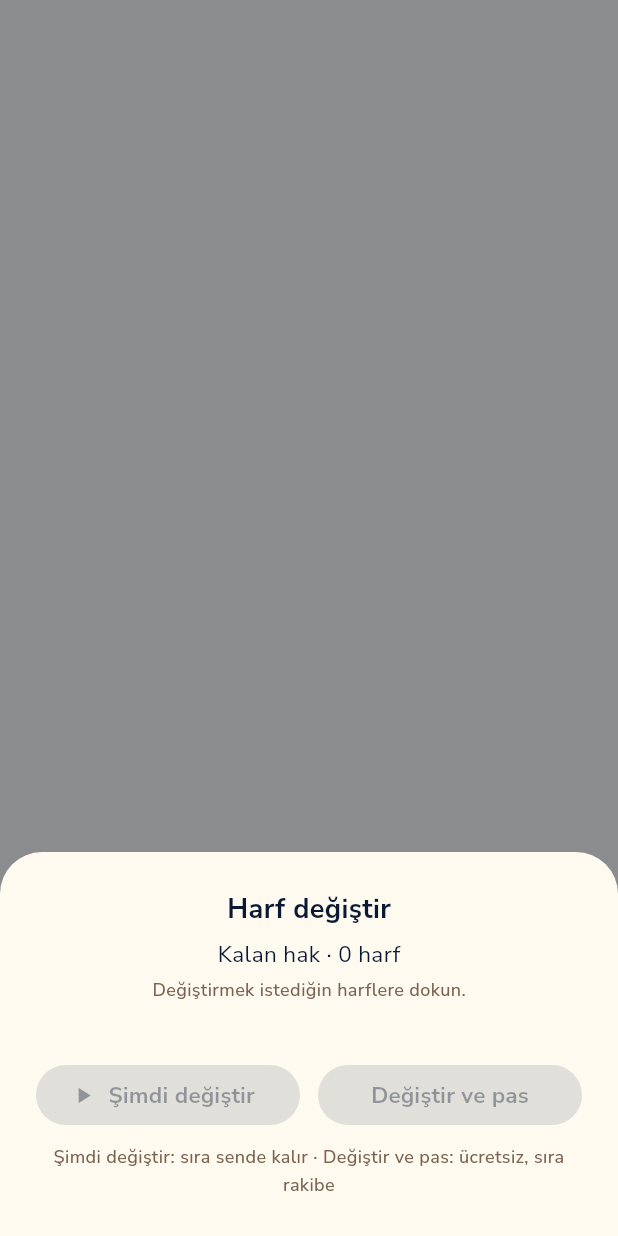
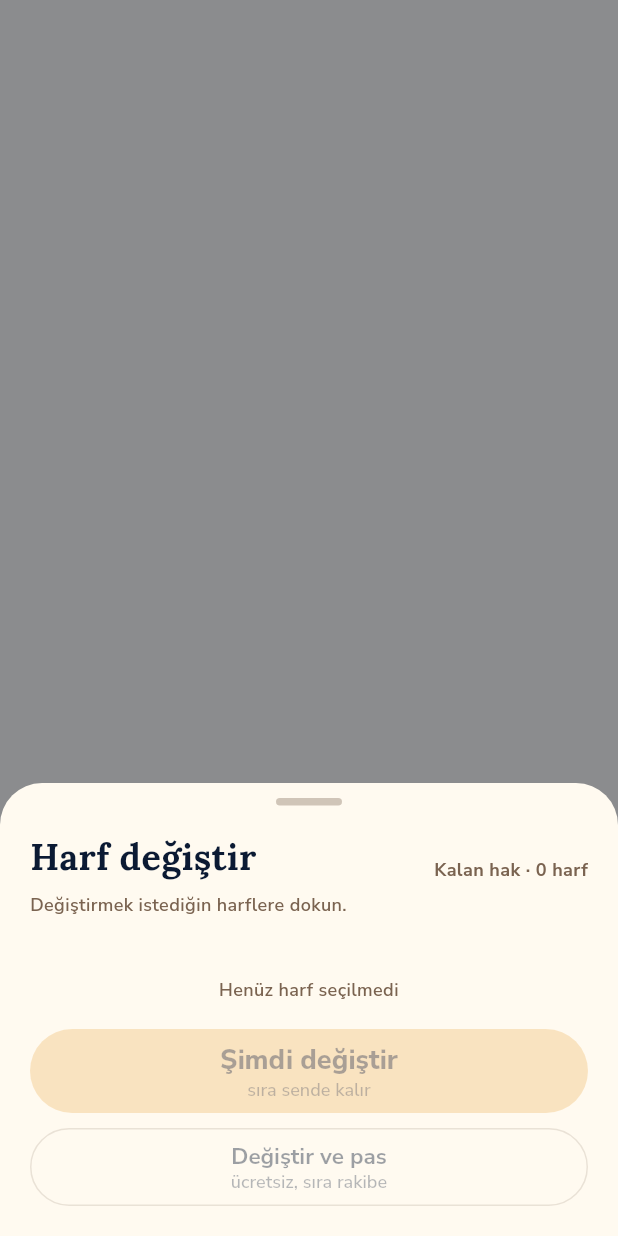
Before and after one commit to SerdarAydemir/kelime-oyunu, a Flutter app: what showSwapSheet() shows on an empty page, opened directly with empty values, on a phone screen of 412 x 824 dp. Run offline on Flutter 3.47's test engine with Material 3 defaults, Android fonts, the phone set to English and light mode, and no system bars; our stand-ins replace equatable, flutter_bloc, flutter_secure_storage, go_router, hive, hive_flutter and 1 more; accounts and stored records are empty.

Commit message:
feat(ui): clue and swap sheets per design
Shared SheetShell (handle, Lora 24 sheetText title, padded column) on the
theme's r28 sheet. Clue sheet: "n. satır · m. sütun" subtitle (with the
two-words note on double cells), one sheetCard per clue with the arrow
square, "SAĞA · 3 HARF" heading and Lora 18 clue text, 52 dp solid Kapat;
word lengths come from the puzzle. Swap sheet: "Kalan hak · n harf",
56 × 60 selectable tiles (amber + 3 px arrow ring, lifted 6 dp), "n harf
seçildi / Henüz harf seçilmedi", and the two option cards — "Şimdi
değiştir ▶ reklam · sıra sende kalır" (primary 56) and "Değiştir ve pas ·
ücretsiz, sıra rakibe" (outlined 52) — at 40 % until a tile is picked. Ad
label hidden in levels 1–3. Selection and payment semantics unchanged.

Co-Authored-By: Claude Fable 5.1 <noreply@anthropic.com>

```diff
--- a/lib/features/gameplay/view/game_active_interaction.dart
+++ b/lib/features/gameplay/view/game_active_interaction.dart
@@ -49,7 +49,7 @@ mixin _GameInteraction on State<GameActiveBody> {
     // A clue cell holds no rack action — tapping it opens the full clue text
     // (free read). Works for single and double-clue cells alike.
     if (clueSpec != null && clueSpec.clues.isNotEmpty) {
-      showClueSheet(context, clueSpec.clues);
+      showClueSheet(context, clueSpec, state.puzzle);
       return;
     }
     final bloc = context.read<GameBloc>();
@@ -96,6 +96,7 @@ mixin _GameInteraction on State<GameActiveBody> {
       context,
       rack: state.rack,
       quotaRemaining: state.swapQuotaRemaining,
+      showAdLabel: showAdLabelsFor(widget.puzzleId),
     );
     if (!mounted || choice == null) return;
     // TODO: gate the viaAd path behind a real rewarded ad (AdService phase).
--- /dev/null
+++ b/lib/features/gameplay/widgets/sheet_shell.dart
@@ -0,0 +1,95 @@
+// lib/features/gameplay/widgets/sheet_shell.dart
+
+import 'package:flutter/material.dart';
+import 'package:kelime_oyunu/core/constants/app_dimensions.dart';
+import 'package:kelime_oyunu/core/constants/app_typography.dart';
+import 'package:kelime_oyunu/core/theme/app_tokens.dart';
+
+/// Common chrome of the game's bottom sheets (README "Clue sheet" / "Swap
+/// sheet"): the `sheet` background and r28 top corners come from the theme;
+/// this adds the 44 × 5 handle, the padded column and the sheet typography.
+class SheetShell extends StatelessWidget {
+  const SheetShell({required this.title, required this.children, this.trailing, super.key});
+
+  /// Lora 24 `sheetText` title.
+  final String title;
+
+  /// Sits at the title's right edge (e.g. the remaining-swaps counter).
+  final Widget? trailing;
+
+  final List<Widget> children;
+
+  @override
+  Widget build(BuildContext context) {
+    final tokens = context.tokens;
+    return SafeArea(
+      child: Padding(
+        padding: const EdgeInsets.fromLTRB(
+          AppDimensions.space20,
+          AppDimensions.space10,
+          AppDimensions.space20,
+          AppDimensions.space20,
+        ),
+        child: Column(
+          mainAxisSize: MainAxisSize.min,
+          crossAxisAlignment: CrossAxisAlignment.stretch,
+          children: [
+            Center(
+              child: Container(
+                width: 44,
+                height: 5,
+                decoration: BoxDecoration(
+                  color: tokens.sheetMuted.withValues(alpha: 0.35),
+                  borderRadius: BorderRadius.circular(AppDimensions.radiusPill),
+                ),
+              ),
+            ),
+            const SizedBox(height: AppDimensions.space16),
+            Row(
+              crossAxisAlignment: CrossAxisAlignment.end,
+              children: [
+                Expanded(
+                  child: Text(
+                    title,
+                    style: AppTypography.screenTitle.copyWith(
+                      fontSize: 24,
+                      color: tokens.sheetText,
+                    ),
+                  ),
+                ),
+                ?trailing,
+              ],
+            ),
+            ...children,
+          ],
+        ),
+      ),
+    );
+  }
+}
+
+/// 52 dp full-width `solid` button used to dismiss a sheet ("Kapat").
+class SheetSolidButton extends StatelessWidget {
+  const SheetSolidButton({required this.label, required this.onPressed, super.key});
+
+  final String label;
+  final VoidCallback onPressed;
+
+  @override
+  Widget build(BuildContext context) {
+    final tokens = context.tokens;
+    return SizedBox(
+      height: AppDimensions.buttonGame,
+      child: FilledButton(
+        onPressed: onPressed,
+        style: FilledButton.styleFrom(
+          backgroundColor: tokens.solid,
+          foregroundColor: tokens.solidText,
+          textStyle: AppTypography.buttonSecondary,
+          shape: const StadiumBorder(),
+        ),
+        child: Text(label),
+      ),
+    );
+  }
+}
--- a/lib/features/gameplay/widgets/swap_sheet.dart
+++ b/lib/features/gameplay/widgets/swap_sheet.dart
@@ -1,26 +1,37 @@
 // lib/features/gameplay/widgets/swap_sheet.dart
 
 import 'package:flutter/material.dart';
+import 'package:kelime_oyunu/core/constants/app_dimensions.dart';
 import 'package:kelime_oyunu/core/constants/app_typography.dart';
 import 'package:kelime_oyunu/core/theme/app_tokens.dart';
 import 'package:kelime_oyunu/features/gameplay/engine/rack_manager.dart';
+import 'package:kelime_oyunu/features/gameplay/widgets/ad_label.dart';
+import 'package:kelime_oyunu/features/gameplay/widgets/sheet_shell.dart';
 import 'package:kelime_oyunu/l10n/generated/app_localizations.dart';
 
 /// What the player chose in the swap sheet: which tiles and how to pay.
 typedef SwapChoice = ({List<int> indices, bool viaAd});
 
-/// Bottom sheet for the letter-swap joker.
+/// Bottom sheet for the letter-swap joker (README "Swap sheet").
 ///
 /// The player picks tiles, then pays one of two ways: "Şimdi değiştir"
 /// (rewarded ad, turn stays) or "Değiştir ve pas" (free, costs the turn).
 /// Pops with a [SwapChoice]; null when dismissed.
 class SwapSheet extends StatefulWidget {
-  const SwapSheet({required this.rack, required this.quotaRemaining, super.key});
+  const SwapSheet({
+    required this.rack,
+    required this.quotaRemaining,
+    this.showAdLabel = false,
+    super.key,
+  });
 
   final List<RackTile> rack;
 
   /// Letters the player may still swap this match; selection is capped to it.
   final int quotaRemaining;
+
+  /// Whether the ad-paid option carries its "▶ reklam" sub-label.
+  final bool showAdLabel;
 
   @override
   State<SwapSheet> createState() => _SwapSheetState();
@@ -42,27 +53,27 @@ class _SwapSheetState extends State<SwapSheet> {
 
   @override
   Widget build(BuildContext context) {
-    final hasSelection = _selected.isNotEmpty;
     final tokens = context.tokens;
     final l10n = AppLocalizations.of(context);
-    return SafeArea(
-      child: Padding(
-        padding: const EdgeInsets.all(24),
-        child: Column(
-          mainAxisSize: MainAxisSize.min,
+    final hasSelection = _selected.isNotEmpty;
+    return SheetShell(
+      title: l10n.swap,
+      trailing: Text(
+        l10n.swapLeftCount(widget.quotaRemaining),
+        style: AppTypography.label.copyWith(fontWeight: FontWeight.w700, color: tokens.sheetMuted),
+      ),
       children: [
-            Text(l10n.swap, style: const TextStyle(fontSize: 18, fontWeight: FontWeight.bold)),
-            const SizedBox(height: 4),
-            Text(l10n.swapLeftCount(widget.quotaRemaining)),
-            const SizedBox(height: 4),
-            Text(l10n.swapSub, style: AppTypography.bodySmall.copyWith(color: tokens.sheetMuted)),
-            const SizedBox(height: 16),
-            Row(
+        const SizedBox(height: AppDimensions.space4),
+        Text(l10n.swapSub, style: AppTypography.label.copyWith(color: tokens.sheetMuted)),
+        const SizedBox(height: AppDimensions.space20),
+        // Lifted selected tiles need headroom; 6 dp gap between tiles.
+        Padding(
+          padding: const EdgeInsets.only(top: AppDimensions.space6),
+          child: Row(
             mainAxisAlignment: MainAxisAlignment.center,
-              mainAxisSize: MainAxisSize.min,
             children: [
               for (var i = 0; i < widget.rack.length; i++) ...[
-                  if (i > 0) const SizedBox(width: 4),
+                if (i > 0) const SizedBox(width: AppDimensions.space6),
                 _SelectableTile(
                   letter: widget.rack[i].letter,
                   selected: _selected.contains(i),
@@ -71,47 +82,45 @@ class _SwapSheetState extends State<SwapSheet> {
               ],
             ],
           ),
-            const SizedBox(height: 20),
-            Row(
+        ),
+        const SizedBox(height: AppDimensions.space12),
+        Text(
+          hasSelection ? l10n.swapSelected(_selected.length) : l10n.swapNone,
+          textAlign: TextAlign.center,
+          style: AppTypography.label.copyWith(color: tokens.sheetMuted),
+        ),
+        const SizedBox(height: AppDimensions.space16),
+        // Both options at 40 % until a tile is picked.
+        AnimatedOpacity(
+          opacity: hasSelection ? 1.0 : 0.4,
+          duration: const Duration(milliseconds: 150),
+          child: Column(
+            crossAxisAlignment: CrossAxisAlignment.stretch,
             children: [
-                Expanded(
-                  child: ElevatedButton.icon(
+              _OptionButton(
+                primary: true,
+                title: l10n.swapNow,
+                subtitle: l10n.swapKeep,
+                showAdLabel: widget.showAdLabel,
                 onPressed: hasSelection ? () => _finish(true) : null,
-                    icon: const Icon(Icons.play_arrow),
-                    label: Text(l10n.swapNow),
-                    style: ElevatedButton.styleFrom(
-                      backgroundColor: tokens.accent,
-                      foregroundColor: tokens.accentInk,
               ),
-                  ),
-                ),
-                const SizedBox(width: 12),
-                Expanded(
-                  child: ElevatedButton(
+              const SizedBox(height: AppDimensions.space10),
+              _OptionButton(
+                primary: false,
+                title: l10n.swapPass,
+                subtitle: l10n.swapFree,
                 onPressed: hasSelection ? () => _finish(false) : null,
-                    style: ElevatedButton.styleFrom(
-                      backgroundColor: tokens.solid,
-                      foregroundColor: tokens.solidText,
-                    ),
-                    child: Text(l10n.swapPass),
-                  ),
-                ),
-              ],
-            ),
-            const SizedBox(height: 8),
-            Text(
-              '${l10n.swapNow}: ${l10n.swapKeep} · ${l10n.swapPass}: ${l10n.swapFree}',
-              textAlign: TextAlign.center,
-              style: AppTypography.bodySmall.copyWith(color: tokens.sheetMuted),
               ),
             ],
           ),
         ),
+      ],
     );
   }
 }
 
-/// A rack-look tile that toggles selection (orange border when selected).
+/// 56 × 60 r10 `sheetCard` tile with the 4 dp `tileShadow` base; selected →
+/// amber, 3 px `arrow` ring, lifted 6 dp.
 class _SelectableTile extends StatelessWidget {
   const _SelectableTile({required this.letter, required this.selected, required this.onTap});
 
@@ -124,13 +133,16 @@ class _SelectableTile extends StatelessWidget {
     final tokens = context.tokens;
     return GestureDetector(
       onTap: onTap,
-      child: Container(
-        width: 48,
-        height: 48,
+      child: AnimatedContainer(
+        duration: const Duration(milliseconds: 120),
+        width: 56,
+        height: 60,
+        transform: Matrix4.translationValues(0, selected ? -6 : 0, 0),
         decoration: BoxDecoration(
           color: selected ? tokens.accent : tokens.sheetCard,
-          borderRadius: BorderRadius.circular(6),
-          border: selected ? Border.all(color: tokens.arrow, width: 2.5) : null,
+          borderRadius: BorderRadius.circular(AppDimensions.radiusTile),
+          border: selected ? Border.all(color: tokens.arrow, width: 3) : null,
+          boxShadow: [BoxShadow(color: tokens.tileShadow, offset: const Offset(0, 4))],
         ),
         alignment: Alignment.center,
         child: Text(letter, style: AppTypography.tileLetter.copyWith(color: tokens.tileInk)),
@@ -138,3 +150,76 @@ class _SelectableTile extends StatelessWidget {
     );
   }
 }
+
+/// "Şimdi değiştir [▶ reklam] · sıra sende kalır" (primary 56) or
+/// "Değiştir ve pas · ücretsiz, sıra rakibe" (outlined 52).
+class _OptionButton extends StatelessWidget {
+  const _OptionButton({
+    required this.primary,
+    required this.title,
+    required this.subtitle,
+    required this.onPressed,
+    this.showAdLabel = false,
+  });
+
+  final bool primary;
+  final String title;
+  final String subtitle;
+  final VoidCallback? onPressed;
+  final bool showAdLabel;
+
+  @override
+  Widget build(BuildContext context) {
+    final tokens = context.tokens;
+    final ink = primary ? tokens.accentInk : tokens.sheetText;
+    final label = Column(
+      mainAxisSize: MainAxisSize.min,
+      children: [
+        Row(
+          mainAxisSize: MainAxisSize.min,
+          children: [
+            Text(
+              title,
+              style: (primary ? AppTypography.buttonPrimary : AppTypography.buttonSecondary)
+                  .copyWith(color: ink),
+            ),
+            if (showAdLabel) ...[const SizedBox(width: AppDimensions.space6), AdLabel(color: ink)],
+          ],
+        ),
+        Text(
+          subtitle,
+          style: AppTypography.label.copyWith(color: ink.withValues(alpha: 0.75), height: 1.2),
+        ),
+      ],
+    );
+    if (primary) {
+      return SizedBox(
+        height: AppDimensions.buttonPrimary,
+        child: FilledButton(
+          onPressed: onPressed,
+          style: FilledButton.styleFrom(
+            backgroundColor: tokens.accent,
+            disabledBackgroundColor: tokens.accent,
+            foregroundColor: tokens.accentInk,
+            disabledForegroundColor: tokens.accentInk,
+            shape: const StadiumBorder(),
+          ),
+          child: label,
+        ),
+      );
+    }
+    return SizedBox(
+      height: AppDimensions.buttonGame,
+      child: OutlinedButton(
+        onPressed: onPressed,
+        style: OutlinedButton.styleFrom(
+          foregroundColor: tokens.sheetText,
+          disabledForegroundColor: tokens.sheetText,
+          side: BorderSide(color: tokens.sheetMuted.withValues(alpha: 0.4)),
+          shape: const StadiumBorder(),
+        ),
+        child: label,
+      ),
+    );
+  }
+}
```
Also changed, not shown: lib/features/gameplay/view/game_dialogs.dart (+14 -4 lines), lib/features/gameplay/widgets/clue_sheet.dart (+78 -30 lines), lib/l10n/app_en.arb (+32 -1 lines), lib/l10n/app_tr.arb (+32 -1 lines), lib/l10n/generated/app_localizations.dart, lib/l10n/generated/app_localizations_en.dart, lib/l10n/generated/app_localizations_tr.dart, 2 other files. Lines whose indentation alone changed are shown as unchanged.
